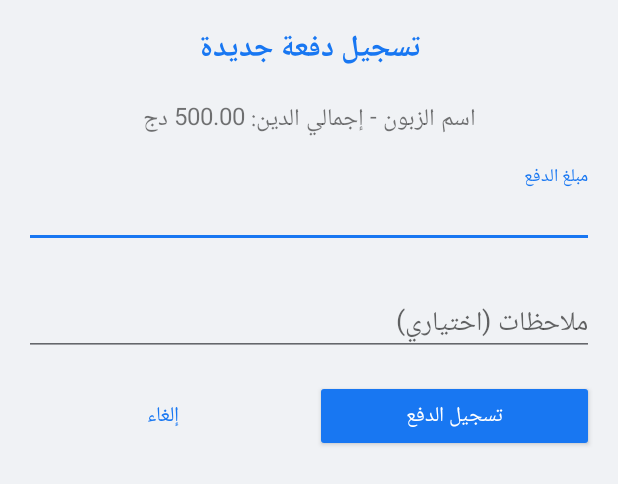
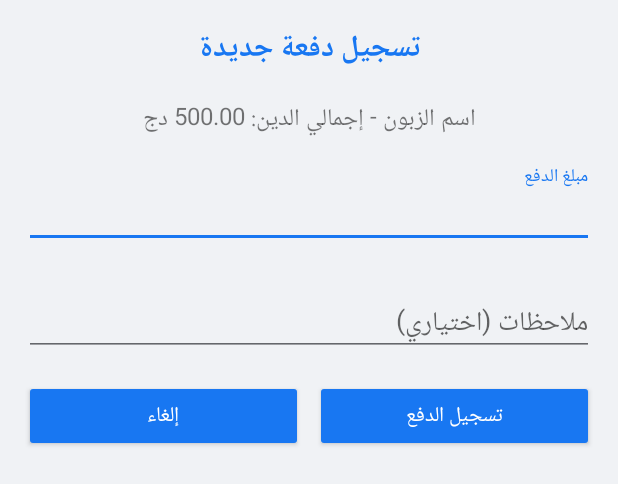
Before and after one commit to jusdorge/PosApp, an Android app: the layout dialog_add_payment.xml on its own in the app's theme, with its tools: preview values and no code run, on a phone screen of 412 x 824 dp. Shown: the top 484 px of the screen. Run offline under Robolectric (Android 15) with nearby library versions, the phone set to English and light mode, and no system bars.

Commit message:
Refactor: Adjust button styles in add payment dialog
The "Cancel" button's style was changed from OutlinedButton to a regular button with an accent background and white text.
The "Save Payment" button's background tint and text color properties were explicitly set, although they were already the same.
Margin properties for both buttons were slightly reordered.

```diff
--- a/app/src/main/res/layout/dialog_add_payment.xml
+++ b/app/src/main/res/layout/dialog_add_payment.xml
@@ -59,20 +59,20 @@
             android:id="@+id/cancelPaymentButton"
             android:layout_width="0dp"
             android:layout_height="wrap_content"
+            android:layout_marginEnd="4dp"
             android:layout_weight="1"
-            android:layout_marginEnd="4dp"
+            android:backgroundTint="@color/colorAccent"
             android:text="إلغاء"
-            android:textColor="@color/colorPrimary"
-            style="@style/Widget.MaterialComponents.Button.OutlinedButton" />
+            android:textColor="@color/colorWhite" />
 
         <Button
             android:id="@+id/savePaymentButton"
             android:layout_width="0dp"
             android:layout_height="wrap_content"
+            android:layout_marginStart="4dp"
             android:layout_weight="1"
-            android:layout_marginStart="4dp"
+            android:backgroundTint="@color/colorAccent"
             android:text="تسجيل الدفع"
-            android:textColor="@color/colorWhite"
-            android:backgroundTint="@color/colorAccent" />
+            android:textColor="@color/colorWhite" />
     </LinearLayout>
 </LinearLayout>
```
